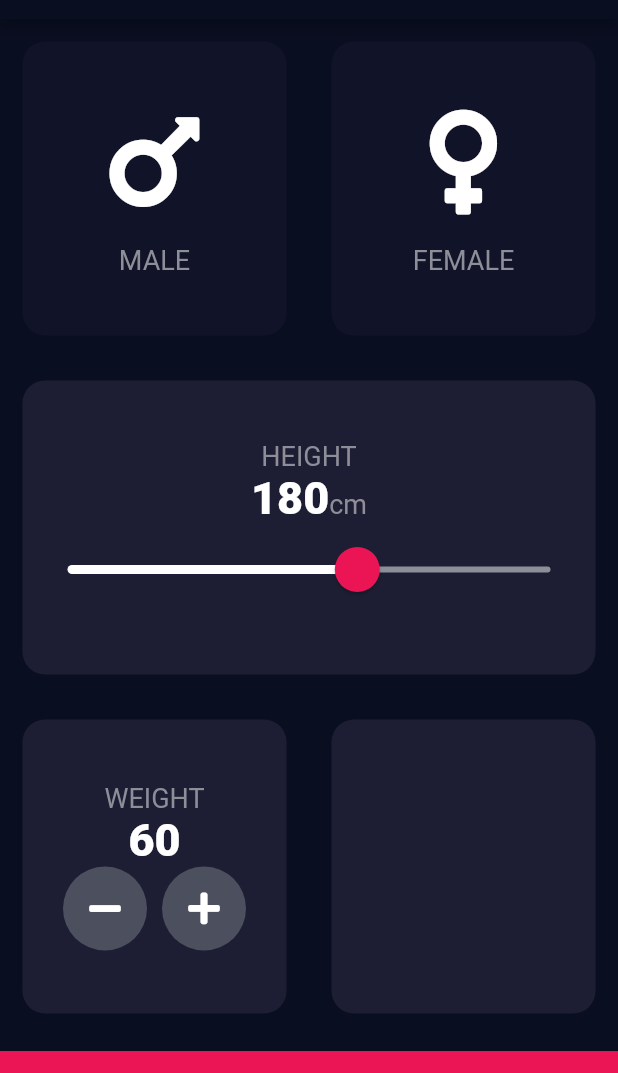
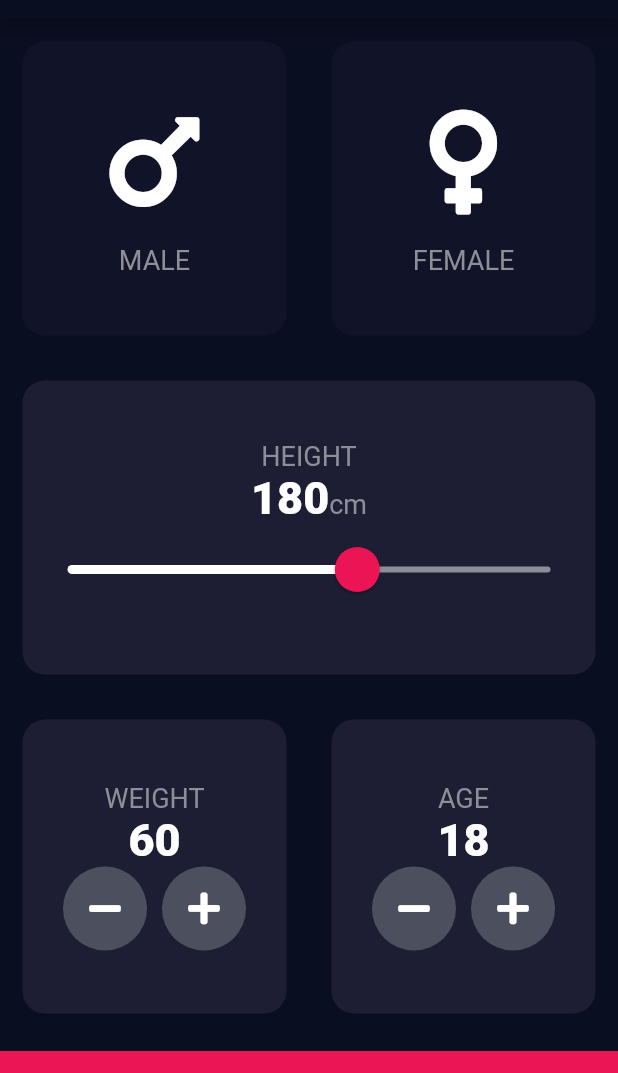
Before and after one commit to miller7777777/bmi-calculator-flutter-master, a Flutter app: the screen it shows after launch, on a phone screen of 412 x 824 dp, the part 65-1138 px from its top. Run offline on Flutter 3.47's test engine with Material 2 defaults, Android fonts, the phone set to English and light mode, and no system bars; our stand-ins replace font_awesome_flutter.

Commit message:
Age set widget complited.

```diff
--- a/lib/input_page.dart
+++ b/lib/input_page.dart
@@ -162,7 +162,45 @@ class _InputPageState extends State<InputPage> {
                   ),
                   Expanded(
                     //age set widget
-                    child: ReusableCard(colour: kActiveCardColor),
+                    child: ReusableCard(
+                        colour: kActiveCardColor,
+                        cardChild: Column(
+                          mainAxisAlignment: MainAxisAlignment.center,
+                          children: [
+                            Text(
+                              'AGE',
+                              style: kLabelTextStyle,
+                            ),
+                            Text(
+                              age.toString(),
+                              style: kNumberTextStyle,
+                            ),
+                            Row(
+                              mainAxisAlignment: MainAxisAlignment.center,
+                              children: [
+                                RoundIconButton(
+                                  onPressed: () {
+                                    setState(() {
+                                      age--;
+                                    });
+                                  },
+                                  icon: FontAwesomeIcons.minus,
+                                ),
+                                SizedBox(
+                                  width: 10.0,
+                                ),
+                                RoundIconButton(
+                                  onPressed: () {
+                                    setState(() {
+                                      age++;
+                                    });
+                                  },
+                                  icon: FontAwesomeIcons.plus,
+                                ),
+                              ],
+                            ),
+                          ],
+                        )),
                     flex: 1,
                   ),
                 ],
```
